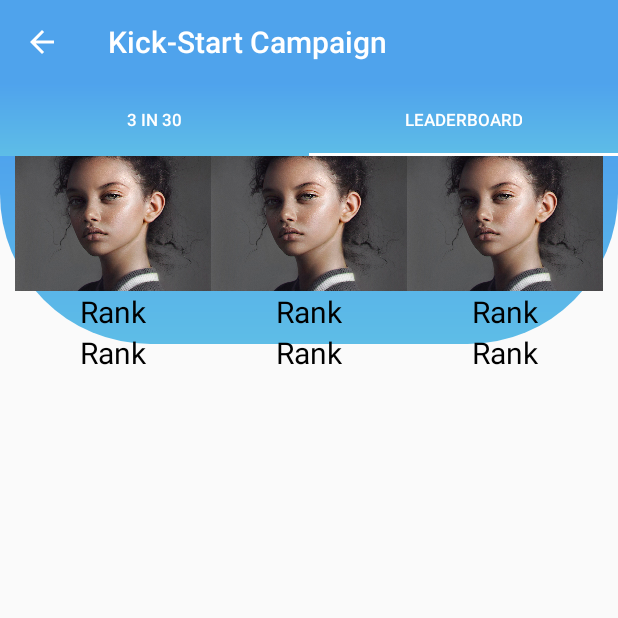
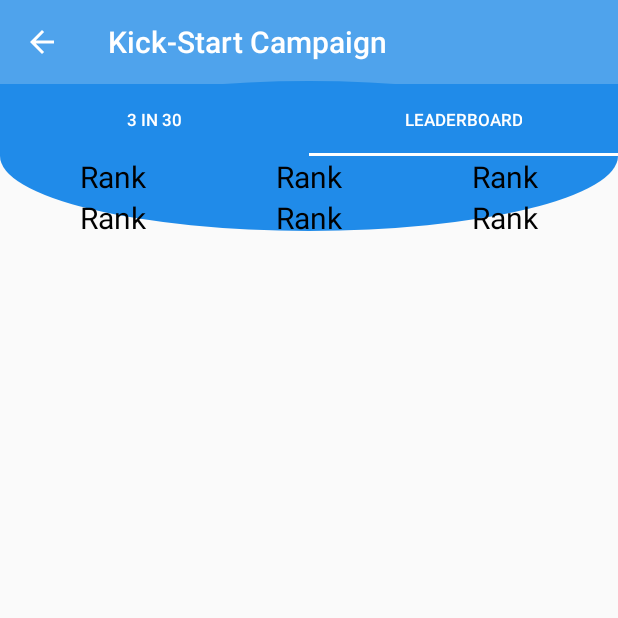
Before and after one commit to FatinRazak/FEETS, an Android app: the CampaignActivity screen opened directly, with no data from a screen before it, tab 2 chosen, on a phone screen of 412 x 824 dp, the top half of it. Run offline under Robolectric (Android 15) with nearby library versions, the phone set to English and light mode, and no system bars.

Commit message:
played with the gradient and tried to do oval semi circle.

```diff
--- a/app/src/main/res/drawable/blue_gradient_bg_3in30.xml
+++ b/app/src/main/res/drawable/blue_gradient_bg_3in30.xml
@@ -3,7 +3,7 @@
     android:shape="rectangle">
     <gradient
         android:startColor="@color/StartColor3in30"
-        android:endColor="@color/EndColor3in30"
-        android:angle="270"/>
+        android:endColor="@color/StartColor3in30"
+        android:angle="180"/>
 
 </shape>
--- a/app/src/main/res/drawable/blue_gradient_roundedbg_3in30.xml
+++ b/app/src/main/res/drawable/blue_gradient_roundedbg_3in30.xml
@@ -1,10 +1,9 @@
 <?xml version="1.0" encoding="utf-8"?>
+
 <shape xmlns:android="http://schemas.android.com/apk/res/android"
-    android:shape="rectangle">
+    android:shape="oval" >
     <gradient
         android:startColor="@color/StartColor3in30"
-        android:endColor="@color/EndColor3in30"
-        android:angle="270"/>
-    <corners android:bottomLeftRadius="100dp" android:bottomRightRadius="100dp"></corners>
-
+        android:endColor="@color/StartColor3in30"
+        android:angle="180"/>
 </shape>
--- /dev/null
+++ b/app/src/main/res/drawable/blue_gradientopacitybg_3in30.xml
@@ -0,0 +1,9 @@
+<?xml version="1.0" encoding="utf-8"?>
+<shape xmlns:android="http://schemas.android.com/apk/res/android"
+    android:shape="rectangle">
+    <gradient
+        android:startColor="@color/StartColor3in30Opacity"
+        android:endColor="@color/StartColor3in30Opacity"
+        android:angle="180"/>
+
+</shape>
--- a/app/src/main/res/layout/activity_campaign.xml
+++ b/app/src/main/res/layout/activity_campaign.xml
@@ -8,6 +8,13 @@
 
     <include layout="@layout/tool_bar"
         android:id="@+id/toolbar"></include>
+
+    <TextView
+        android:layout_width="match_parent"
+        android:layout_height="100dp"
+        android:layout_marginTop="-50dp"
+        android:layout_below="@id/tabs_campaign"
+        android:background="@drawable/blue_gradient_roundedbg_3in30" />
 
     <android.support.design.widget.TabLayout
         android:id="@+id/tabs_campaign"
@@ -38,6 +45,7 @@
 
     </android.support.design.widget.TabLayout>
 
+
     <android.support.v4.view.ViewPager
         android:id="@+id/viewPager"
         android:layout_below="@id/tabs_campaign"
--- a/app/src/main/res/layout/activity_main.xml
+++ b/app/src/main/res/layout/activity_main.xml
@@ -33,7 +33,7 @@
         <View
             android:layout_width="match_parent"
             android:layout_height="match_parent"
-            android:background="@drawable/blue_gradient_bg_3in30" />
+            android:background="@drawable/blue_gradientopacitybg_3in30" />
     </FrameLayout>
 
     <GridLayout
--- a/app/src/main/res/layout/fragment_3in30_leaderboard.xml
+++ b/app/src/main/res/layout/fragment_3in30_leaderboard.xml
@@ -3,12 +3,6 @@
     xmlns:tools="http://schemas.android.com/tools"
     android:layout_width="match_parent"
     android:layout_height="match_parent">
-
-    <TextView
-        android:layout_width="match_parent"
-        android:layout_height="125dp"
-        android:background="@drawable/blue_gradient_roundedbg_3in30" />
-
 
     <GridLayout
         android:id="@+id/leaderboardGrid3in30"
@@ -24,35 +18,35 @@
         android:rowCount="4">
 
 
-        <ImageView
-            android:layout_column="0"
-            android:layout_row="0"
-            android:layout_width="90dp"
-            android:layout_height="90dp"
-            android:layout_gravity="fill"
-            android:scaleType="centerCrop"
-            android:layout_columnWeight="15"
-            android:src="@drawable/potrait_girl" />
+        <!--<ImageView-->
+            <!--android:layout_column="0"-->
+            <!--android:layout_row="0"-->
+            <!--android:layout_width="90dp"-->
+            <!--android:layout_height="90dp"-->
+            <!--android:layout_gravity="fill"-->
+            <!--android:scaleType="centerCrop"-->
+            <!--android:layout_columnWeight="15"-->
+            <!--android:src="@drawable/potrait_girl" />-->
 
-        <ImageView
-            android:layout_column="1"
-            android:layout_row="0"
-            android:layout_width="90dp"
-            android:layout_height="90dp"
-            android:layout_gravity="fill"
-            android:scaleType="centerCrop"
-            android:layout_columnWeight="15"
-            android:src="@drawable/potrait_girl" />
+        <!--<ImageView-->
+            <!--android:layout_column="1"-->
+            <!--android:layout_row="0"-->
+            <!--android:layout_width="90dp"-->
+            <!--android:layout_height="90dp"-->
+            <!--android:layout_gravity="fill"-->
+            <!--android:scaleType="centerCrop"-->
+            <!--android:layout_columnWeight="15"-->
+            <!--android:src="@drawable/potrait_girl" />-->
 
-        <ImageView
-            android:layout_column="2"
-            android:layout_row="0"
-            android:layout_width="90dp"
-            android:layout_height="90dp"
-            android:layout_gravity="fill"
-            android:scaleType="centerCrop"
-            android:layout_columnWeight="15"
-            android:src="@drawable/potrait_girl" />
+        <!--<ImageView-->
+            <!--android:layout_column="2"-->
+            <!--android:layout_row="0"-->
+            <!--android:layout_width="90dp"-->
+            <!--android:layout_height="90dp"-->
+            <!--android:layout_gravity="fill"-->
+            <!--android:scaleType="centerCrop"-->
+            <!--android:layout_columnWeight="15"-->
+            <!--android:src="@drawable/potrait_girl" />-->
 
 
         <TextView
--- a/app/src/main/res/values/colors.xml
+++ b/app/src/main/res/values/colors.xml
@@ -6,8 +6,10 @@
     <color name="white">#FFF</color>
     <color name="black">#000</color>
     <color name="transparent">#00ffffff</color>
-    <color name="StartColor3in30">#c8208be9</color>
-    <color name="EndColor3in30">#c833ace1</color>
+    <color name="StartColor3in30Opacity">#c8208be9</color>
+    <color name="EndColor3in30Opacity">#c833ace1</color>
+    <color name="StartColor3in30">#208be9</color>
+    <color name="EndColor3in30">#33ace1</color>
     <color name="blackRoundedColorOpacity10">#1e000000</color>
 
 </resources>
```
